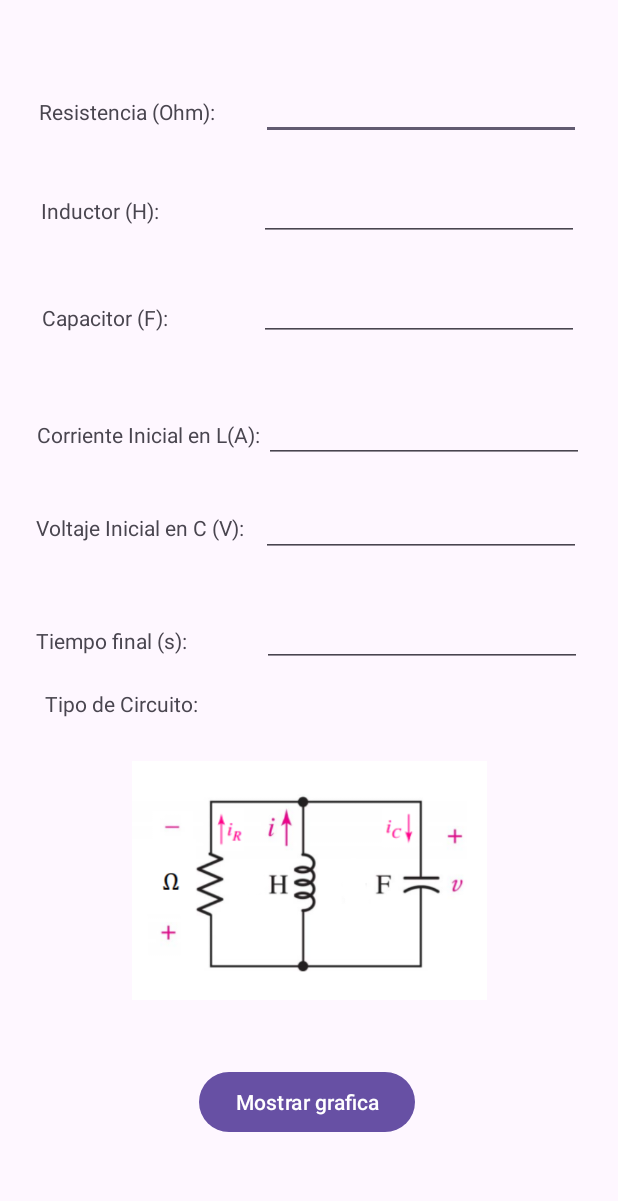
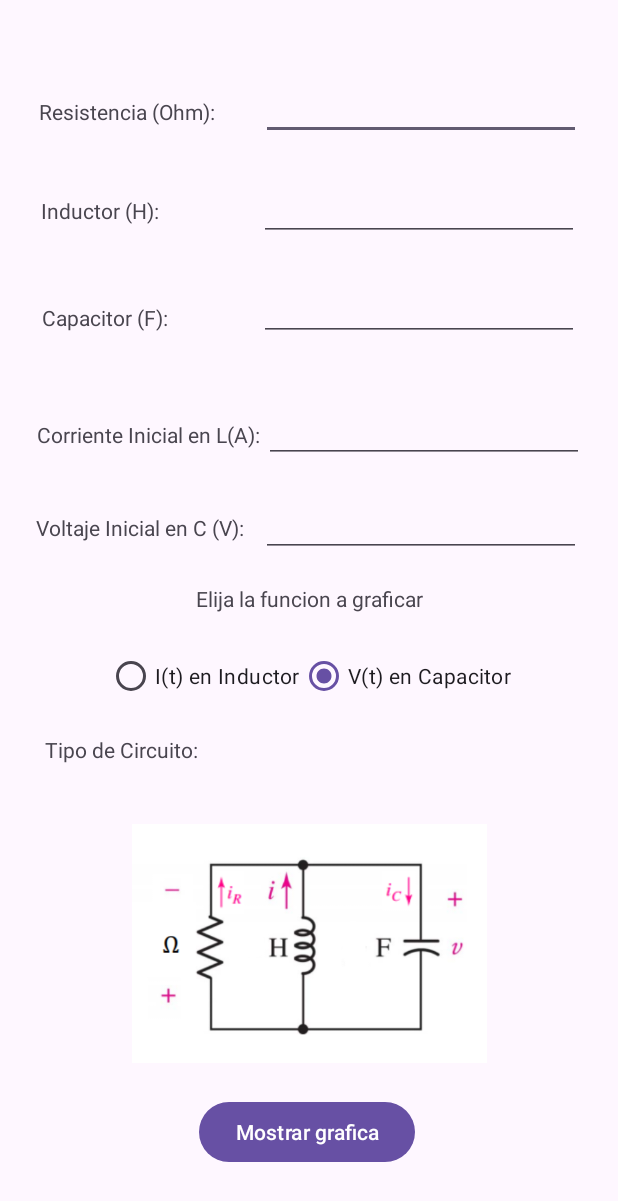
Before and after one commit to MarckXsX/Proyecto-DSM-CircuitoRLC, an Android app: the DatosActivity screen opened directly, with no data from a screen before it, on a phone screen of 412 x 824 dp. Shown: the top 1201 px of the screen. Run offline under Robolectric (Android 15) with nearby library versions, the phone set to English and light mode, and no system bars.

Commit message:
grafica de sobreamortiguada, en v e i terminado

```diff
--- a/app/src/main/java/com/example/circuitorlc/DatosActivity.kt
+++ b/app/src/main/java/com/example/circuitorlc/DatosActivity.kt
@@ -1,12 +1,17 @@
 package com.example.circuitorlc
 
+import android.R.id.message
 import android.content.Intent
-import androidx.appcompat.app.AppCompatActivity
 import android.os.Bundle
 import android.widget.Button
 import android.widget.EditText
 import android.widget.ImageView
+import android.widget.RadioButton
+import android.widget.RadioGroup
 import android.widget.TextView
+import androidx.appcompat.app.AlertDialog
+import androidx.appcompat.app.AppCompatActivity
+
 
 lateinit var TipoCircuito: TextView
 
@@ -16,9 +21,10 @@ lateinit var Capacitor: EditText
 lateinit var Corriente: EditText
 lateinit var Voltaje: EditText
 lateinit var BotonCalcular: Button
-lateinit var TxtTiempo : EditText
+lateinit var rbVolt: RadioButton
+lateinit var rbCorriente: RadioButton
 lateinit var Foto: ImageView
-
+lateinit var radioGroup: RadioGroup
 class DatosActivity : AppCompatActivity() {
     override fun onCreate(savedInstanceState: Bundle?) {
         super.onCreate(savedInstanceState)
@@ -44,10 +50,17 @@ class DatosActivity : AppCompatActivity() {
         Capacitor = findViewById(R.id.TxtCapacitor)
         Corriente = findViewById(R.id.TxtCorriente)
         Voltaje = findViewById(R.id.TxtVoltaje)
-        TxtTiempo = findViewById(R.id.txtTiempoFinal)
+        radioGroup = findViewById(R.id.rgroup)
+        rbVolt= findViewById(R.id.rbCapactorV)
+        rbCorriente = findViewById(R.id.rbInductorI)
 
 
+        var seleccion = if (radioGroup.checkedRadioButtonId == rbCorriente.id) 1 else 0
 
+        // Listener para actualizar 'seleccion' según el RadioButton seleccionado
+        radioGroup.setOnCheckedChangeListener { _, checkedId ->
+            seleccion = if (checkedId == rbCorriente.id) 1 else 0
+        }
         val intentGraf = Intent(this,Graficar::class.java)
         BotonCalcular = findViewById(R.id.btnGraficar)
         BotonCalcular.setOnClickListener {
@@ -56,15 +69,40 @@ class DatosActivity : AppCompatActivity() {
             val capacitancia = Capacitor.text.toString()
             val voltI = Voltaje.text.toString()
             val corrienteI = Corriente.text.toString()
-            val tiempo = TxtTiempo.text.toString()
-            intentGraf.putExtra("R",r)
-            intentGraf.putExtra("L", inductancia)
-            intentGraf.putExtra("C", capacitancia)
-            intentGraf.putExtra("v0",voltI)
-            intentGraf.putExtra("i0",corrienteI)
-            intentGraf.putExtra("tf",tiempo)
-            startActivity(intentGraf)
+
+            if(r == ""||inductancia==""|| voltI==""||corrienteI==""){
+                showAlertDialog("Campos incompletos", "Por favor, complete todos los campos.")
+            }
+            else{
+                intentGraf.putExtra("R",r)
+                intentGraf.putExtra("L", inductancia)
+                intentGraf.putExtra("C", capacitancia)
+                intentGraf.putExtra("v0",voltI)
+                intentGraf.putExtra("i0",corrienteI)
+                intentGraf.putExtra("rb",seleccion)
+                startActivity(intentGraf)
+
+            }
+
         }
+    }
+    private fun isFieldEmpty(editText: EditText): Boolean {
+        return editText.text.toString().trim().isEmpty()
+    }
+
+    // Método para mostrar un AlertDialog
+    private fun showAlertDialog(title: String, message: String) {
+        val builder = AlertDialog.Builder(this)
+        builder.setTitle(title)
+            .setMessage(message)
+            .setPositiveButton("OK") { dialog, _ ->
+                // Acción al hacer clic en "OK" (por ejemplo, cerrar el diálogo)
+                dialog.dismiss()
+            }
+
+        // Crear y mostrar el diálogo
+        val alertDialog = builder.create()
+        alertDialog.show()
     }
 
 }
--- a/app/src/main/res/layout/activity_datos.xml
+++ b/app/src/main/res/layout/activity_datos.xml
@@ -16,7 +16,7 @@
         app:layout_constraintHorizontal_bias="0.097"
         app:layout_constraintStart_toStartOf="parent"
         app:layout_constraintTop_toTopOf="parent"
-        app:layout_constraintVertical_bias="0.571" />
+        app:layout_constraintVertical_bias="0.609" />
 
     <TextView
         android:id="@+id/LblCapacitor"
@@ -155,10 +155,10 @@
         android:text=""
         app:layout_constraintBottom_toBottomOf="parent"
         app:layout_constraintEnd_toEndOf="parent"
-        app:layout_constraintHorizontal_bias="0.48"
+        app:layout_constraintHorizontal_bias="0.473"
         app:layout_constraintStart_toEndOf="@+id/LblTipoCircuito"
         app:layout_constraintTop_toTopOf="parent"
-        app:layout_constraintVertical_bias="0.571" />
+        app:layout_constraintVertical_bias="0.609" />
 
     <Button
         android:id="@+id/btnGraficar"
@@ -170,7 +170,7 @@
         app:layout_constraintHorizontal_bias="0.496"
         app:layout_constraintStart_toStartOf="parent"
         app:layout_constraintTop_toTopOf="parent"
-        app:layout_constraintVertical_bias="0.916" />
+        app:layout_constraintVertical_bias="0.942" />
 
     <ImageView
         android:id="@+id/FotoCircuito"
@@ -180,7 +180,7 @@
         app:layout_constraintEnd_toEndOf="parent"
         app:layout_constraintStart_toStartOf="parent"
         app:layout_constraintTop_toTopOf="parent"
-        app:layout_constraintVertical_bias="0.763"
+        app:layout_constraintVertical_bias="0.826"
         app:srcCompat="@drawable/paralelo" />
 
     <androidx.constraintlayout.widget.Guideline
@@ -190,37 +190,12 @@
         android:orientation="horizontal"
         app:layout_constraintGuide_begin="20dp" />
 
-    <TextView
-        android:id="@+id/textView"
-        android:layout_width="wrap_content"
-        android:layout_height="wrap_content"
-        android:text="Tiempo final (s):"
-        app:layout_constraintBottom_toBottomOf="parent"
-        app:layout_constraintEnd_toEndOf="parent"
-        app:layout_constraintHorizontal_bias="0.077"
-        app:layout_constraintStart_toStartOf="parent"
-        app:layout_constraintTop_toTopOf="parent"
-        app:layout_constraintVertical_bias="0.519" />
-
-    <EditText
-        android:id="@+id/txtTiempoFinal"
-        android:layout_width="wrap_content"
-        android:layout_height="wrap_content"
-        android:ems="10"
-        android:inputType="numberDecimal"
-        app:layout_constraintBottom_toBottomOf="parent"
-        app:layout_constraintEnd_toEndOf="parent"
-        app:layout_constraintHorizontal_bias="0.675"
-        app:layout_constraintStart_toEndOf="@+id/textView"
-        app:layout_constraintTop_toTopOf="parent"
-        app:layout_constraintVertical_bias="0.513" />
-
     <androidx.constraintlayout.widget.Barrier
         android:id="@+id/barrier"
         android:layout_width="wrap_content"
         android:layout_height="wrap_content"
         app:barrierDirection="left"
-        app:constraint_referenced_ids="txtTiempoFinal,TxtVoltaje,TxtCorriente,TxtCapacitor,TxtInductor,TxtResistencia" />
+        app:constraint_referenced_ids="TxtVoltaje,TxtCorriente,TxtCapacitor,TxtInductor,TxtResistencia" />
 
     <androidx.constraintlayout.widget.Guideline
         android:id="@+id/guideline2"
@@ -229,4 +204,40 @@
         android:orientation="vertical"
         app:layout_constraintGuide_begin="20dp" />
 
+    <RadioGroup
+        android:id="@+id/rgroup"
+        android:layout_width="wrap_content"
+        android:layout_height="wrap_content"
+        android:orientation="horizontal"
+        app:layout_constraintBottom_toBottomOf="parent"
+        app:layout_constraintEnd_toEndOf="parent"
+        app:layout_constraintStart_toStartOf="parent"
+        app:layout_constraintTop_toTopOf="parent"
+        app:layout_constraintVertical_bias="0.550" >
+
+        <RadioButton
+            android:id="@+id/rbInductorI"
+            android:layout_width="match_parent"
+            android:layout_height="wrap_content"
+            android:text="@string/rbCorriente" />
+
+        <RadioButton
+            android:id="@+id/rbCapactorV"
+            android:layout_width="match_parent"
+            android:layout_height="wrap_content"
+            android:text="@string/rbVolt"
+            android:checked="true"/>
+    </RadioGroup>
+
+    <TextView
+        android:id="@+id/textView"
+        android:layout_width="wrap_content"
+        android:layout_height="wrap_content"
+        android:text="@string/seleccion"
+        app:layout_constraintBottom_toBottomOf="parent"
+        app:layout_constraintEnd_toEndOf="parent"
+        app:layout_constraintStart_toStartOf="parent"
+        app:layout_constraintTop_toTopOf="parent"
+        app:layout_constraintVertical_bias="0.484" />
+
 </androidx.constraintlayout.widget.ConstraintLayout>
--- a/app/src/main/res/values/strings.xml
+++ b/app/src/main/res/values/strings.xml
@@ -14,4 +14,11 @@
     <string name="Paralelo">Paralelo</string>
     <string name="Btn_Calcular">Mostrar grafica</string>
     <string name="Lbl_Tiempo">Tiempo final (s)</string>
+    <string name="seleccion">Elija la funcion a graficar</string>
+    <string name="rbVolt">V(t) en Capacitor</string>
+    <string name="rbCorriente">I(t) en Inductor</string>
+    <!--> Activity de grafica </-->
+    <string name="tituloGraf">Titulo</string>
+    <string name="datosNecesario">Datos</string>
+
 </resources>
```
Also changed, not shown: app/src/main/java/Calculo/RLCParalelo.java (+33 -6 lines), app/src/main/java/com/example/circuitorlc/Graficar.java (+73 -42 lines), app/src/main/res/layout/activity_graficar.xml (+18 -5 lines).
